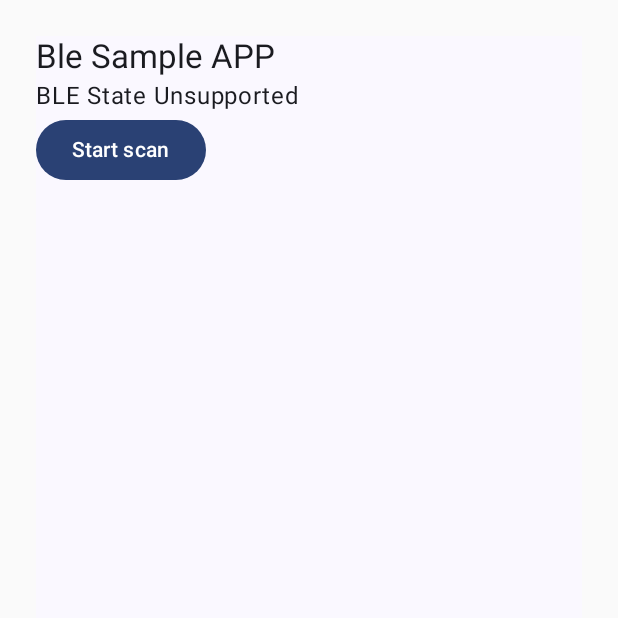
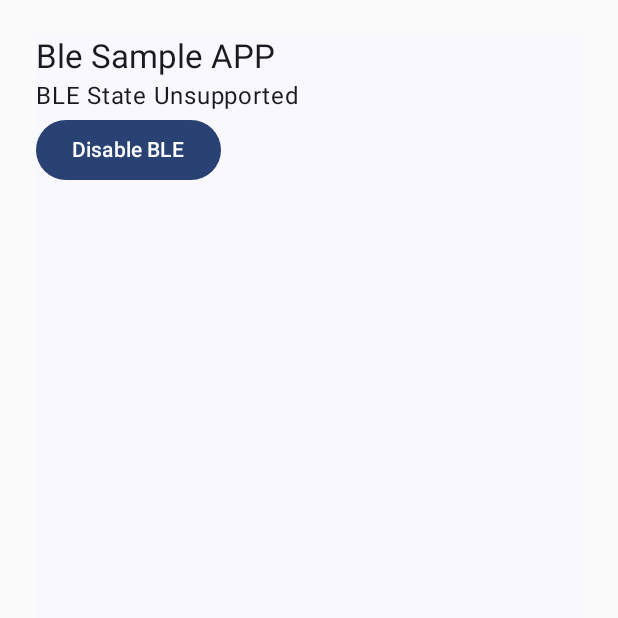
Before and after one commit to dotintent/MultiPlatformBleAdapter, an Android app built with Jetpack Compose: the screen it shows after launch (MainActivity), on a phone screen of 412 x 824 dp, the top half of it. Run offline under Robolectric (Android 15) with nearby library versions, the phone set to English and light mode, and no system bars; our stand-ins replace RxJava; libraries missing offline, so code that uses them is left out: com.polidea.rxandroidble2; 2 statements that could not run were skipped.

Commit message:
Enable BT with Activity

```diff
--- a/android/library/src/main/java/com/polidea/multiplatformbleadapter/BleModule.java
+++ b/android/library/src/main/java/com/polidea/multiplatformbleadapter/BleModule.java
@@ -3,14 +3,18 @@ package com.polidea.multiplatformbleadapter;
 import static com.polidea.multiplatformbleadapter.utils.Constants.BluetoothState;
 
 import android.annotation.SuppressLint;
+import android.app.Activity;
 import android.bluetooth.BluetoothAdapter;
 import android.bluetooth.BluetoothGattCharacteristic;
 import android.bluetooth.BluetoothGattDescriptor;
 import android.bluetooth.BluetoothGattService;
 import android.bluetooth.BluetoothManager;
 import android.content.Context;
+import android.content.Intent;
 import android.content.pm.PackageManager;
+import android.os.Build;
 import android.os.ParcelUuid;
+import android.util.Log;
 import android.util.SparseArray;
 
 import androidx.annotation.NonNull;
@@ -1087,9 +1091,16 @@ public class BleModule implements BleAdapter {
                 });
 
 
-        boolean desiredAndInitialStateAreSame;
+        boolean desiredAndInitialStateAreSame = false;
         if (desiredAdapterState == RxBleAdapterStateObservable.BleAdapterState.STATE_ON) {
-            desiredAndInitialStateAreSame = !bluetoothAdapter.enable();
+            if (android.os.Build.VERSION.SDK_INT >= Build.VERSION_CODES.S) {
+                if (context instanceof Activity) {
+                    ((Activity) context).startActivityForResult(new Intent(BluetoothAdapter.ACTION_REQUEST_ENABLE), 1);
+                    desiredAndInitialStateAreSame = true;
+                }
+            } else {
+                desiredAndInitialStateAreSame = !bluetoothAdapter.enable();
+            }
         } else {
             desiredAndInitialStateAreSame = !bluetoothAdapter.disable();
         }
--- a/android/samplebleapp/build.gradle
+++ b/android/samplebleapp/build.gradle
@@ -31,7 +31,7 @@ android {
         targetCompatibility JavaVersion.VERSION_17
     }
     kotlinOptions {
-        jvmTarget = '1.8'
+        jvmTarget = '17'
     }
     buildFeatures {
         compose true
@@ -48,9 +48,7 @@ android {
 
 dependencies {
     implementation project(":library")
-    implementation 'com.github.Polidea:MultiPlatformBleAdapter:0c69186e9b@aar'
-//    implementation files('../library/build/outputs/aar/library-release.aar')
-
+//    implementation 'com.github.Polidea:MultiPlatformBleAdapter:3eba51e3dd'
     implementation 'androidx.core:core-ktx:1.12.0'
     implementation 'androidx.lifecycle:lifecycle-runtime-ktx:2.6.2'
     implementation 'androidx.activity:activity-compose:1.7.2'
--- a/android/samplebleapp/src/main/java/com/withintent/samplebleapp/MainActivity.kt
+++ b/android/samplebleapp/src/main/java/com/withintent/samplebleapp/MainActivity.kt
@@ -26,18 +26,21 @@ class MainActivity : ComponentActivity() {
     override fun onCreate(savedInstanceState: Bundle?) {
         super.onCreate(savedInstanceState)
 
-        val bleAdapter = BleAdapterFactory.getNewAdapter(this.applicationContext)
+
+
+        setContent {
+            val bleAdapter = BleAdapterFactory.getNewAdapter(this)
+            val bleState = remember { mutableStateOf(bleAdapter.currentState) }
+
             bleAdapter.createClient("SampleBleApp",
                 {
-                Log.i("BLE", bleAdapter.currentState)
-                Log.i("BLE", "OnEventCallback $it")
+                    bleState.value = bleAdapter.currentState;
                 },
                 {
-                Log.i("BLE", "OnEventCallback $it")
+                    Log.i("BLE", "onStateRestored $it")
                 }
             )
 
-        setContent {
             AndroidTheme {
                 Surface(
                     modifier = Modifier
@@ -47,6 +50,7 @@ class MainActivity : ComponentActivity() {
                 ) {
                     val devices = remember { mutableStateOf(mapOf<String, ScanResult>()) }
                     val scanStarted = remember { mutableStateOf(false) }
+                    val enableResponse = remember { mutableStateOf("No response") }
 
                     Column {
                         Text(
@@ -56,9 +60,25 @@ class MainActivity : ComponentActivity() {
                             text = "BLE State ${bleAdapter.currentState}"
                         )
 
+                        if (bleState.value == "PoweredOff") {
+                            Button(onClick = {
+                                bleAdapter.enable("test", { bleState.value = bleAdapter.currentState }, { enableResponse.value = "Error" });
+                            }) {
+                                Text(text = "Enable BLE")
+                            }
+                        } else {
+                            Button(onClick = {
+                                bleAdapter.disable("test", { enableResponse.value = "Done" }, { enableResponse.value = "Error" });
+                            }) {
+                                Text(text = "Disable BLE")
+                            }
+                        }
+
+
+
+                        if (bleAdapter.currentState == "PoweredOn") {
                             if (!scanStarted.value) {
                                 Button(onClick = {
-                                if (bleAdapter.currentState == "PoweredOn") {
                                     devices.value = emptyMap()
                                     scanStarted.value = true
                                     bleAdapter.startDeviceScan(
@@ -72,7 +92,7 @@ class MainActivity : ComponentActivity() {
                                             Log.i("BLE", "OnErrorCallback $it")
                                         }
                                     )
-                                }
+
                                 }) {
                                     Text(text = "Start scan")
                                 }
@@ -84,7 +104,7 @@ class MainActivity : ComponentActivity() {
                                     Text(text = "Stop scan")
                                 }
                             }
-
+                        }
                         Card(modifier = Modifier.padding(8.dp)) {
                             val sorted = devices.value.values.sortedBy { it.deviceId }
                             LazyColumn {
```
Lines whose indentation alone changed are shown as unchanged.
